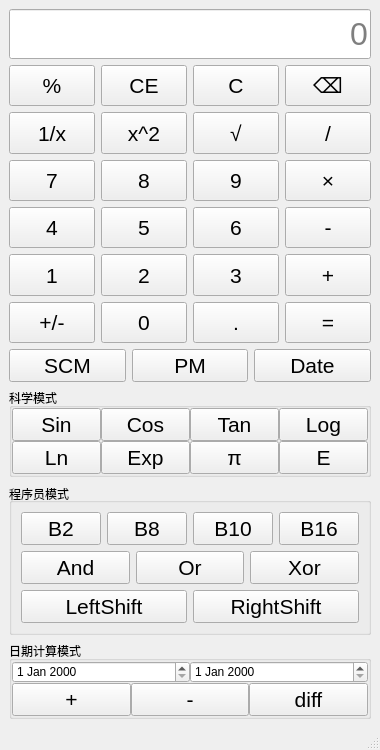
cheying123/Qt_test, file calculator/mainwindow.ui: the form before one commit.
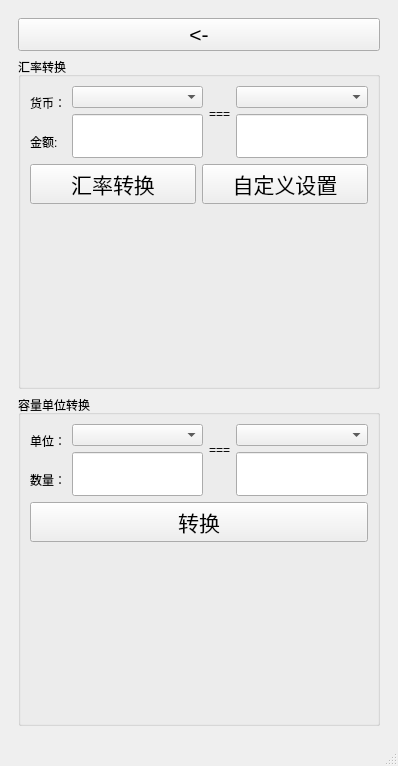
The form after the commit.

Commit message: 货币与容量转换

Diff of the .ui file:
```diff
--- a/calculator/mainwindow.ui
+++ b/calculator/mainwindow.ui
@@ -6,8 +6,8 @@
    <rect>
     <x>0</x>
     <y>0</y>
-    <width>362</width>
-    <height>750</height>
+    <width>378</width>
+    <height>766</height>
    </rect>
   </property>
   <property name="windowTitle">
@@ -29,10 +29,15 @@
 </string>
   </property>
   <widget class="QWidget" name="centralwidget">
-   <layout class="QGridLayout" name="gridLayout_6">
-    <item row="0" column="0">
-     <layout class="QGridLayout" name="gridLayout_5">
-      <item row="0" column="0" colspan="4">
+   <layout class="QGridLayout" name="gridLayout_10">
+    <item row="0" column="1">
+     <widget class="QStackedWidget" name="stackedWidget">
+      <property name="currentIndex">
+       <number>1</number>
+      </property>
+      <widget class="QWidget" name="page">
+       <layout class="QGridLayout" name="gridLayout_9">
+        <item row="0" column="0" colspan="3">
        <widget class="QLineEdit" name="display">
         <property name="enabled">
          <bool>true</bool>
@@ -766,6 +771,253 @@
        </layout>
       </item>
      </layout>
+      </widget>
+      <widget class="QWidget" name="page_2">
+       <layout class="QGridLayout" name="gridLayout_18">
+        <item row="0" column="0">
+         <widget class="QPushButton" name="pushButton">
+          <property name="text">
+           <string>&lt;-</string>
+          </property>
+         </widget>
+        </item>
+        <item row="1" column="0">
+         <widget class="QGroupBox" name="groupBox">
+          <property name="title">
+           <string>汇率转换</string>
+          </property>
+          <layout class="QGridLayout" name="gridLayout_16">
+           <item row="0" column="0">
+            <layout class="QVBoxLayout" name="verticalLayout_13">
+             <item>
+              <layout class="QVBoxLayout" name="verticalLayout_12">
+               <item>
+                <layout class="QHBoxLayout" name="horizontalLayout_14">
+                 <item>
+                  <layout class="QVBoxLayout" name="verticalLayout_6">
+                   <item>
+                    <widget class="QLabel" name="label_2">
+                     <property name="text">
+                      <string>货币：</string>
+                     </property>
+                    </widget>
+                   </item>
+                   <item>
+                    <widget class="QLabel" name="label_3">
+                     <property name="text">
+                      <string>金额:</string>
+                     </property>
+                    </widget>
+                   </item>
+                  </layout>
+                 </item>
+                 <item>
+                  <layout class="QHBoxLayout" name="horizontalLayout_13">
+                   <item>
+                    <layout class="QVBoxLayout" name="verticalLayout_5">
+                     <item>
+                      <widget class="QComboBox" name="comboBoxCurrencyFrom"/>
+                     </item>
+                     <item>
+                      <widget class="QLineEdit" name="lineMoneyEdit">
+                       <property name="font">
+                        <font>
+                         <pointsize>24</pointsize>
+                         <bold>false</bold>
+                        </font>
+                       </property>
+                       <property name="acceptDrops">
+                        <bool>true</bool>
+                       </property>
+                      </widget>
+                     </item>
+                    </layout>
+                   </item>
+                   <item>
+                    <layout class="QVBoxLayout" name="verticalLayout_3">
+                     <item>
+                      <widget class="QLabel" name="label">
+                       <property name="text">
+                        <string>===</string>
+                       </property>
+                      </widget>
+                     </item>
+                     <item>
+                      <spacer name="horizontalSpacer">
+                       <property name="orientation">
+                        <enum>Qt::Orientation::Horizontal</enum>
+                       </property>
+                       <property name="sizeHint" stdset="0">
+                        <size>
+                         <width>24</width>
+                         <height>17</height>
+                        </size>
+                       </property>
+                      </spacer>
+                     </item>
+                    </layout>
+                   </item>
+                   <item>
+                    <layout class="QVBoxLayout" name="verticalLayout_4">
+                     <item>
+                      <widget class="QComboBox" name="comboBoxCurrencyTo"/>
+                     </item>
+                     <item>
+                      <widget class="QLineEdit" name="lineMoneyEdit2"/>
+                     </item>
+                    </layout>
+                   </item>
+                  </layout>
+                 </item>
+                </layout>
+               </item>
+               <item>
+                <layout class="QHBoxLayout" name="horizontalLayout_15">
+                 <item>
+                  <widget class="QPushButton" name="btnConvertCurrency">
+                   <property name="text">
+                    <string>汇率转换</string>
+                   </property>
+                  </widget>
+                 </item>
+                 <item>
+                  <widget class="QPushButton" name="btnSetCustomRate">
+                   <property name="text">
+                    <string>自定义设置</string>
+                   </property>
+                  </widget>
+                 </item>
+                </layout>
+               </item>
+              </layout>
+             </item>
+             <item>
+              <widget class="QLabel" name="labelCurrencyResult">
+               <property name="text">
+                <string/>
+               </property>
+               <property name="alignment">
+                <set>Qt::AlignmentFlag::AlignCenter</set>
+               </property>
+              </widget>
+             </item>
+            </layout>
+           </item>
+          </layout>
+         </widget>
+        </item>
+        <item row="2" column="0">
+         <widget class="QGroupBox" name="groupBox_2">
+          <property name="title">
+           <string>容量单位转换</string>
+          </property>
+          <layout class="QGridLayout" name="gridLayout_17">
+           <item row="1" column="0">
+            <widget class="QPushButton" name="btnConvert">
+             <property name="text">
+              <string>转换</string>
+             </property>
+            </widget>
+           </item>
+           <item row="0" column="0">
+            <layout class="QHBoxLayout" name="horizontalLayout_26">
+             <item>
+              <layout class="QVBoxLayout" name="verticalLayout_14">
+               <item>
+                <widget class="QLabel" name="label_7">
+                 <property name="text">
+                  <string>单位：</string>
+                 </property>
+                </widget>
+               </item>
+               <item>
+                <widget class="QLabel" name="label_8">
+                 <property name="text">
+                  <string>数量：</string>
+                 </property>
+                </widget>
+               </item>
+              </layout>
+             </item>
+             <item>
+              <layout class="QHBoxLayout" name="horizontalLayout_25">
+               <item>
+                <layout class="QVBoxLayout" name="verticalLayout_15">
+                 <item>
+                  <widget class="QComboBox" name="comboBoxFrom"/>
+                 </item>
+                 <item>
+                  <widget class="QLineEdit" name="lineEdit">
+                   <property name="font">
+                    <font>
+                     <pointsize>24</pointsize>
+                    </font>
+                   </property>
+                   <property name="alignment">
+                    <set>Qt::AlignmentFlag::AlignRight|Qt::AlignmentFlag::AlignTrailing|Qt::AlignmentFlag::AlignVCenter</set>
+                   </property>
+                  </widget>
+                 </item>
+                </layout>
+               </item>
+               <item>
+                <layout class="QVBoxLayout" name="verticalLayout_16">
+                 <item>
+                  <widget class="QLabel" name="label_9">
+                   <property name="text">
+                    <string>===</string>
+                   </property>
+                  </widget>
+                 </item>
+                 <item>
+                  <spacer name="horizontalSpacer_3">
+                   <property name="orientation">
+                    <enum>Qt::Orientation::Horizontal</enum>
+                   </property>
+                   <property name="sizeHint" stdset="0">
+                    <size>
+                     <width>40</width>
+                     <height>20</height>
+                    </size>
+                   </property>
+                  </spacer>
+                 </item>
+                </layout>
+               </item>
+               <item>
+                <layout class="QVBoxLayout" name="verticalLayout_17">
+                 <item>
+                  <widget class="QComboBox" name="comboBoxTo"/>
+                 </item>
+                 <item>
+                  <widget class="QLineEdit" name="lineEdit2">
+                   <property name="alignment">
+                    <set>Qt::AlignmentFlag::AlignRight|Qt::AlignmentFlag::AlignTrailing|Qt::AlignmentFlag::AlignVCenter</set>
+                   </property>
+                  </widget>
+                 </item>
+                </layout>
+               </item>
+              </layout>
+             </item>
+            </layout>
+           </item>
+           <item row="2" column="0">
+            <widget class="QLabel" name="labelResult">
+             <property name="text">
+              <string/>
+             </property>
+             <property name="alignment">
+              <set>Qt::AlignmentFlag::AlignCenter</set>
+             </property>
+            </widget>
+           </item>
+          </layout>
+         </widget>
+        </item>
+       </layout>
+      </widget>
+     </widget>
     </item>
    </layout>
   </widget>
```
Left out of the diff: 9 changed lines with no effect on the pictures. Lines whose indentation alone changed are shown as unchanged. The commit also changes 28 other files.
